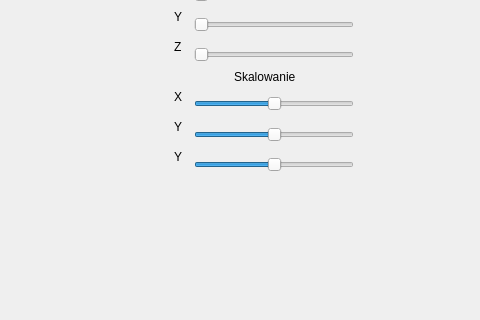
This is przeksztalcenia3D/mainwindow.ui in olapabian/grafika as Qt 5 draws it before an edit; both pictures show x 386 to 866 and y 144 to 464 of the 866 by 614 pixel window. The edited form follows.
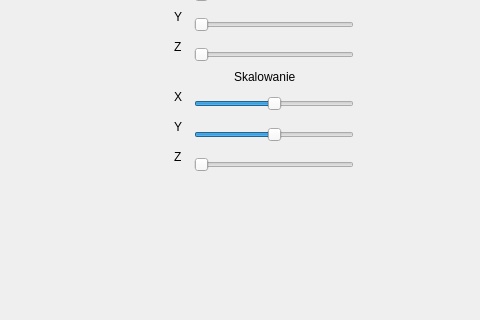
This is the edited form.

Diff of the .ui file:
```diff
--- a/przeksztalcenia3D/mainwindow.ui
+++ b/przeksztalcenia3D/mainwindow.ui
@@ -438,17 +438,20 @@
       <height>18</height>
      </rect>
     </property>
+    <property name="minimum">
+     <number>1</number>
+    </property>
     <property name="maximum">
-     <number>200</number>
+     <number>10</number>
     </property>
     <property name="pageStep">
      <number>1</number>
     </property>
     <property name="value">
-     <number>100</number>
+     <number>1</number>
     </property>
     <property name="sliderPosition">
-     <number>100</number>
+     <number>1</number>
     </property>
     <property name="orientation">
      <enum>Qt::Horizontal</enum>
@@ -464,7 +467,7 @@
      </rect>
     </property>
     <property name="text">
-     <string>Y</string>
+     <string>Z</string>
     </property>
    </widget>
   </widget>
```
Left out of the diff: 2 changed lines with no effect on the pictures.
